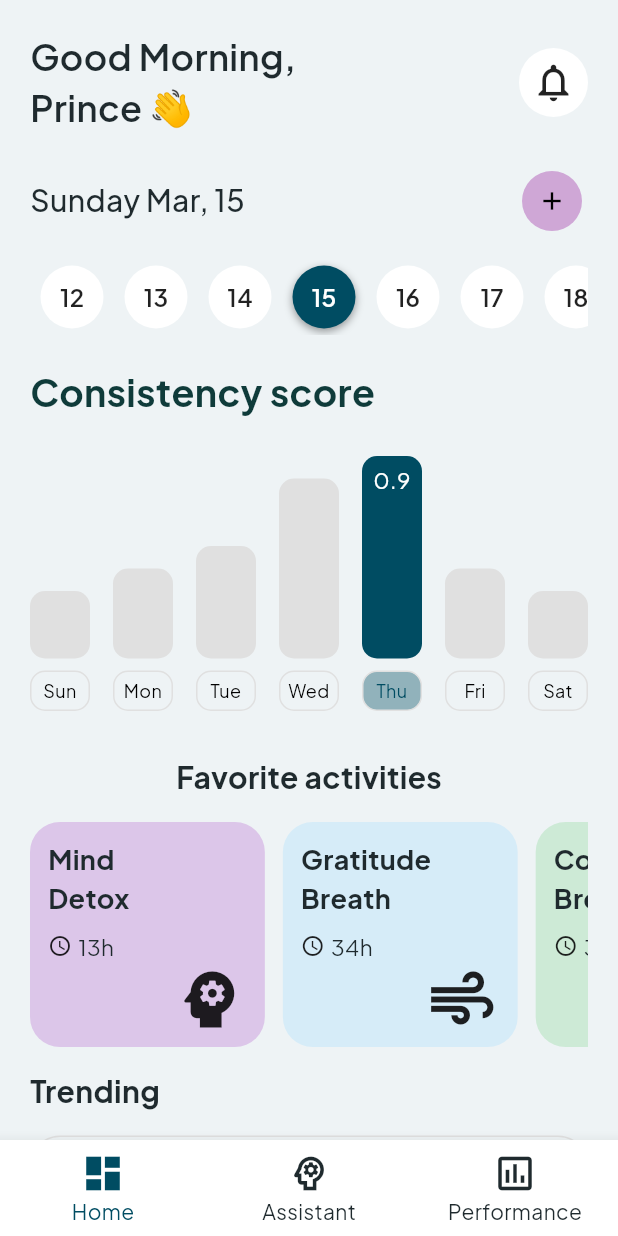
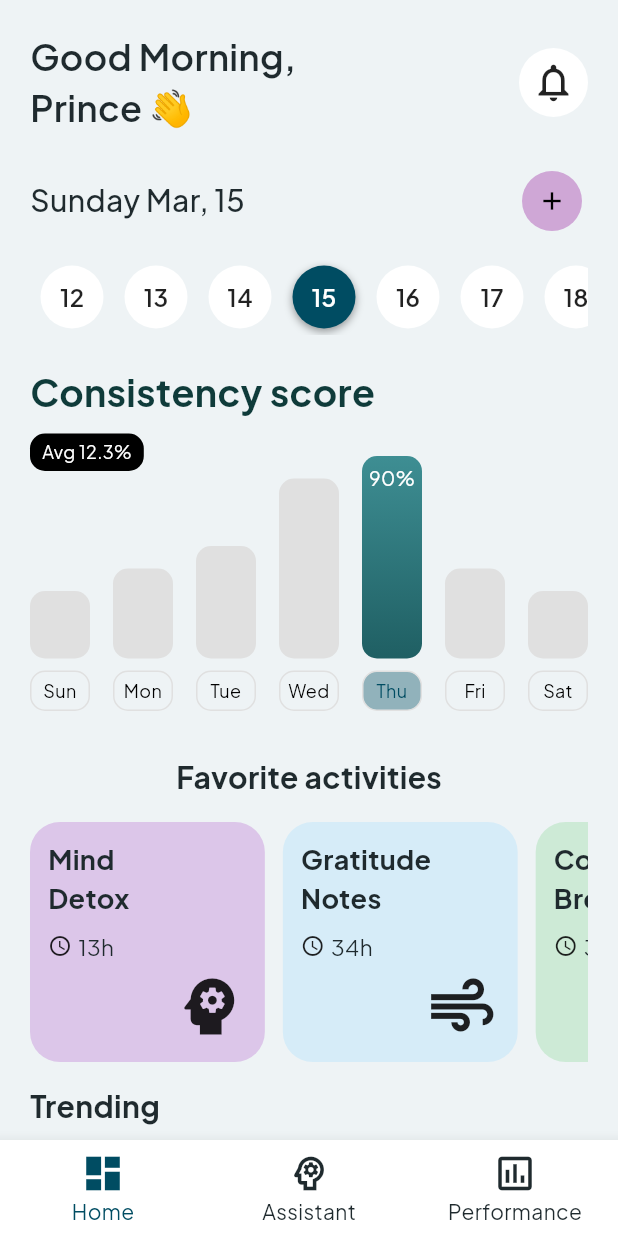
Before and after one commit to Prince-Ampomah/mental_health_ui, a Flutter app: the screen it shows after launch, on a phone screen of 412 x 824 dp. Run offline on Flutter 3.47's test engine with Material 3 defaults, Android fonts, the phone set to English and light mode, and no system bars; our stand-ins replace go_router, google_fonts.

Commit message:
separated dashboard into sections

```diff
--- a/lib/features/dashboard/model/activity_model.dart
+++ b/lib/features/dashboard/model/activity_model.dart
@@ -12,4 +12,27 @@ class ActivityModel {
     required this.icon,
     required this.color,
   });
+
+  static const double cardHeight = 150;
 }
+
+final activities = [
+  ActivityModel(
+    title: "Mind\nDetox",
+    duration: "13h",
+    icon: Icons.psychology,
+    color: const Color(0xFFDCC6E9),
+  ),
+  ActivityModel(
+    title: "Gratitude\nNotes",
+    duration: "34h",
+    icon: Icons.air,
+    color: const Color(0xFFD6ECF8),
+  ),
+  ActivityModel(
+    title: "Conscious\nBreath",
+    duration: "34h",
+    icon: Icons.spa,
+    color: const Color(0xFFCDEAD6),
+  ),
+];
--- a/lib/features/dashboard/model/trending_activity_model.dart
+++ b/lib/features/dashboard/model/trending_activity_model.dart
@@ -17,3 +17,13 @@ class TrendingActivityModel {
     required this.weeklyActivity,
   });
 }
+
+final trendingActivities = [
+  TrendingActivityModel(
+    title: "Meditation",
+    duration: "12h 32m in total",
+    icon: Icons.psychology,
+    color: const Color(0xFFDCC6E9),
+    weeklyActivity: [false, false, false, true, false, true, false],
+  ),
+];
--- a/lib/features/dashboard/pages/dashboard_page.dart
+++ b/lib/features/dashboard/pages/dashboard_page.dart
@@ -1,155 +1,39 @@
 import 'package:flutter/material.dart';
-import 'package:mental_health_ui/core/resources/resources.dart';
-import 'package:mental_health_ui/core/theme/text_style_theme.dart';
-import 'package:mental_health_ui/core/utils/date_time_convertor.dart';
 import 'package:mental_health_ui/core/utils/extension.dart';
-import 'package:mental_health_ui/features/dashboard/model/activity_model.dart';
-import 'package:mental_health_ui/features/dashboard/model/chart_model.dart';
-import 'package:mental_health_ui/features/dashboard/model/trending_activity_model.dart';
-import 'package:mental_health_ui/features/dashboard/widgets/activity_card.dart';
-import 'package:mental_health_ui/features/dashboard/widgets/consistency_chart.dart';
-import 'package:mental_health_ui/features/dashboard/widgets/date_selector.dart';
-import 'package:mental_health_ui/features/dashboard/widgets/greeting_and_notification.dart';
-import 'package:mental_health_ui/features/dashboard/widgets/trending_card.dart';
+import 'package:mental_health_ui/features/dashboard/sections/consistency_score_section.dart';
+import 'package:mental_health_ui/features/dashboard/sections/date_selector_section.dart';
+import 'package:mental_health_ui/features/dashboard/sections/favorite_activity_section.dart';
+import 'package:mental_health_ui/features/dashboard/sections/trending_section.dart';
+import 'package:mental_health_ui/features/dashboard/sections/greeting_and_notification.dart';
 
 class DashboardPage extends StatelessWidget {
   const DashboardPage({super.key});
 
   @override
   Widget build(BuildContext context) {
-    final activities = [
-      ActivityModel(
-        title: "Mind\nDetox",
-        duration: "13h",
-        icon: Icons.psychology,
-        color: const Color(0xFFDCC6E9),
-      ),
-      ActivityModel(
-        title: "Gratitude\nBreath",
-        duration: "34h",
-        icon: Icons.air,
-        color: const Color(0xFFD6ECF8),
-      ),
-      ActivityModel(
-        title: "Conscious\nBreath",
-        duration: "34h",
-        icon: Icons.spa,
-        color: const Color(0xFFCDEAD6),
-      ),
-    ];
-
-    final trendingActivities = [
-      TrendingActivityModel(
-        title: "Meditation",
-        duration: "12h 32m in total",
-        icon: Icons.psychology,
-        color: const Color(0xFFDCC6E9),
-        weeklyActivity: [false, false, false, true, false, true, false],
-      ),
-    ];
-
     return SingleChildScrollView(
       child: Padding(
         padding: const EdgeInsets.symmetric(horizontal: 20, vertical: 20),
         child: Column(
           crossAxisAlignment: .start,
           children: [
-            GreetingAndNotification(),
+            GreetingAndNotificationSection(),
 
             20.ph,
 
-            Column(
-              children: [
-                Row(
-                  children: [
-                    Text(
-                      DateTimeConvertor.getHeaderDate(DateTime.now()),
-                      style: AppTextStyles.headline3,
-                    ),
-
-                    Spacer(),
-
-                    IconButton.filled(
-                      onPressed: () {},
-                      icon: Icon(Icons.add, size: 20, color: Colors.black),
-                      style: IconButton.styleFrom(
-                        backgroundColor: AppColors.lavender,
-                      ),
-                    ),
-                  ],
-                ),
-
-                15.ph,
-
-                DateSelector(),
-              ],
-            ),
+            DateSelectorSection(),
 
             20.ph,
 
-            Text(
-              'Consistency score',
-              style: AppTextStyles.headline2.copyWith(
-                color: context.color.onPrimaryContainer,
-                fontWeight: FontWeight.bold,
-                fontSize: 25,
-              ),
-            ),
-
-            10.ph,
-
-            // Container(
-            //   padding: const EdgeInsets.symmetric(horizontal: 8, vertical: 4),
-            //   decoration: BoxDecoration(
-            //     color: Colors.black,
-            //     borderRadius: BorderRadius.circular(10),
-            //   ),
-            //   child: const Text(
-            //     "Avg 12.3%",
-            //     style: TextStyle(color: Colors.white, fontSize: 12),
-            //   ),
-            // ),
-            ConsistencyChart(data: consistencyData),
+            ConsistencyScoreSection(),
 
             30.ph,
 
-            // favorite activities
-            Center(
-              child: Text(
-                'Favorite activities',
-                style: AppTextStyles.headline3.copyWith(
-                  fontWeight: FontWeight.bold,
-                ),
-              ),
-            ),
+            FavoriteActivitySection(),
 
             15.ph,
 
-            // activity list
-            SizedBox(
-              height: 150,
-              child: ListView.builder(
-                scrollDirection: Axis.horizontal,
-                itemCount: activities.length,
-                itemBuilder: (context, index) {
-                  return ActivityCard(activity: activities[index]);
-                },
-              ),
-            ),
-
-            15.ph,
-
-            // trending activities
-            Text(
-              'Trending',
-              style: AppTextStyles.headline3.copyWith(
-                fontWeight: FontWeight.bold,
-              ),
-            ),
-
-            15.ph,
-
-            TrendingCard(activity: trendingActivities[0]),
+            TrendingSection(),
           ],
         ),
       ),
--- /dev/null
+++ b/lib/features/dashboard/sections/consistency_score_section.dart
@@ -0,0 +1,49 @@
+import 'package:flutter/material.dart';
+import 'package:mental_health_ui/core/theme/text_style_theme.dart';
+import 'package:mental_health_ui/core/utils/extension.dart';
+import 'package:mental_health_ui/features/dashboard/model/chart_model.dart';
+import 'package:mental_health_ui/features/dashboard/widgets/consistency_chart.dart';
+
+class ConsistencyScoreSection extends StatelessWidget {
+  const ConsistencyScoreSection({super.key});
+
+  @override
+  Widget build(BuildContext context) {
+    return Column(
+      crossAxisAlignment: .start,
+      children: [
+        Text(
+          'Consistency score',
+          style: AppTextStyles.headline2.copyWith(
+            color: context.color.onPrimaryContainer,
+            fontWeight: FontWeight.bold,
+            fontSize: 25,
+          ),
+        ),
+
+        10.ph,
+
+        Stack(
+          children: [
+            ConsistencyChart(data: consistencyData),
+            Positioned(
+              top: 0,
+              left: 0,
+              child: Container(
+                padding: const EdgeInsets.symmetric(horizontal: 8, vertical: 4),
+                decoration: BoxDecoration(
+                  color: Colors.black,
+                  borderRadius: BorderRadius.circular(10),
+                ),
+                child: const Text(
+                  "Avg 12.3%",
+                  style: TextStyle(color: Colors.white, fontSize: 12),
+                ),
+              ),
+            ),
+          ],
+        ),
+      ],
+    );
+  }
+}
--- /dev/null
+++ b/lib/features/dashboard/sections/date_selector_section.dart
@@ -0,0 +1,38 @@
+import 'package:flutter/material.dart';
+import 'package:mental_health_ui/core/resources/resources.dart';
+import 'package:mental_health_ui/core/theme/text_style_theme.dart';
+import 'package:mental_health_ui/core/utils/date_time_convertor.dart';
+import 'package:mental_health_ui/core/utils/extension.dart';
+import 'package:mental_health_ui/features/dashboard/widgets/date_selector.dart';
+
+class DateSelectorSection extends StatelessWidget {
+  const DateSelectorSection({super.key});
+
+  @override
+  Widget build(BuildContext context) {
+    return Column(
+      children: [
+        Row(
+          children: [
+            Text(
+              DateTimeConvertor.getHeaderDate(DateTime.now()),
+              style: AppTextStyles.headline3,
+            ),
+
+            Spacer(),
+
+            IconButton.filled(
+              onPressed: () {},
+              icon: Icon(Icons.add, size: 20, color: Colors.black),
+              style: IconButton.styleFrom(backgroundColor: AppColors.lavender),
+            ),
+          ],
+        ),
+
+        15.ph,
+
+        DateSelector(),
+      ],
+    );
+  }
+}
--- /dev/null
+++ b/lib/features/dashboard/sections/favorite_activity_section.dart
@@ -0,0 +1,41 @@
+import 'package:flutter/material.dart';
+import 'package:mental_health_ui/core/theme/text_style_theme.dart';
+import 'package:mental_health_ui/core/utils/extension.dart';
+import 'package:mental_health_ui/features/dashboard/model/activity_model.dart';
+import 'package:mental_health_ui/features/dashboard/widgets/activity_card.dart';
+
+class FavoriteActivitySection extends StatelessWidget {
+  const FavoriteActivitySection({super.key});
+
+  @override
+  Widget build(BuildContext context) {
+    return Column(
+      children: [
+        Center(
+          child: Text(
+            'Favorite activities',
+            style: AppTextStyles.headline3.copyWith(
+              fontWeight: FontWeight.bold,
+            ),
+          ),
+        ),
+
+        15.ph,
+
+        ConstrainedBox(
+          constraints: const BoxConstraints(minHeight: 140),
+          child: SizedBox(
+            height: 160,
+            child: ListView.builder(
+              scrollDirection: Axis.horizontal,
+              itemCount: activities.length,
+              itemBuilder: (context, index) {
+                return ActivityCard(activity: activities[index]);
+              },
+            ),
+          ),
+        ),
+      ],
+    );
+  }
+}
--- a/lib/features/dashboard/widgets/greeting_and_notification.dart
+++ b/lib/features/dashboard/sections/greeting_and_notification.dart
@@ -2,8 +2,8 @@ import 'package:flutter/material.dart';
 import 'package:mental_health_ui/core/theme/text_style_theme.dart';
 import 'package:mental_health_ui/core/utils/date_time_convertor.dart';
 
-class GreetingAndNotification extends StatelessWidget {
-  const GreetingAndNotification({super.key});
+class GreetingAndNotificationSection extends StatelessWidget {
+  const GreetingAndNotificationSection({super.key});
 
   @override
   Widget build(BuildContext context) {
--- /dev/null
+++ b/lib/features/dashboard/sections/trending_section.dart
@@ -0,0 +1,25 @@
+import 'package:flutter/material.dart';
+import 'package:mental_health_ui/core/theme/text_style_theme.dart';
+import 'package:mental_health_ui/core/utils/extension.dart';
+import 'package:mental_health_ui/features/dashboard/model/trending_activity_model.dart';
+import 'package:mental_health_ui/features/dashboard/widgets/trending_card.dart';
+
+class TrendingSection extends StatelessWidget {
+  const TrendingSection({super.key});
+
+  @override
+  Widget build(BuildContext context) {
+    return Column(
+      crossAxisAlignment: .start,
+      children: [
+        Text(
+          'Trending',
+          style: AppTextStyles.headline3.copyWith(fontWeight: FontWeight.bold),
+        ),
+        15.ph,
+
+        TrendingCard(activity: trendingActivities[0]),
+      ],
+    );
+  }
+}
--- a/lib/features/dashboard/widgets/consistency_chart.dart
+++ b/lib/features/dashboard/widgets/consistency_chart.dart
@@ -38,13 +38,13 @@ class ConsistencyChart extends StatelessWidget {
                     height: value,
                     padding: const EdgeInsets.symmetric(vertical: 5),
                     decoration: BoxDecoration(
-                      // gradient: item.isHighlighted
-                      //     ? const LinearGradient(
-                      //         begin: Alignment.bottomCenter,
-                      //         end: Alignment.topCenter,
-                      //         colors: [Color(0xFF1F5F63), Color(0xFF3E8E93)],
-                      //       )
-                      //     : null,
+                      gradient: item.isHighlighted
+                          ? const LinearGradient(
+                              begin: Alignment.bottomCenter,
+                              end: Alignment.topCenter,
+                              colors: [Color(0xFF1F5F63), Color(0xFF3E8E93)],
+                            )
+                          : null,
                       color: item.isHighlighted
                           ? context.color.primary
                           : Colors.grey.shade300,
@@ -52,10 +52,11 @@ class ConsistencyChart extends StatelessWidget {
                     ),
                     child: item.isHighlighted
                         ? Text(
-                            item.value.toString(),
+                            "${(item.value * 100).toInt()}%",
                             textAlign: TextAlign.center,
                             style: AppTextStyles.bodySmall.copyWith(
                               color: Colors.white,
+                              fontSize: 13,
                             ),
                           )
                         : null,
--- a/lib/features/dashboard/widgets/trending_card.dart
+++ b/lib/features/dashboard/widgets/trending_card.dart
@@ -85,7 +85,7 @@ class TrendingCard extends StatelessWidget {
                 crossAxisAlignment: .center,
                 children: [
                   Text("Last week"),
-                  4.ph,
+                  4.pw,
                   Icon(Icons.chevron_right, size: 18),
                 ],
               ),
```
